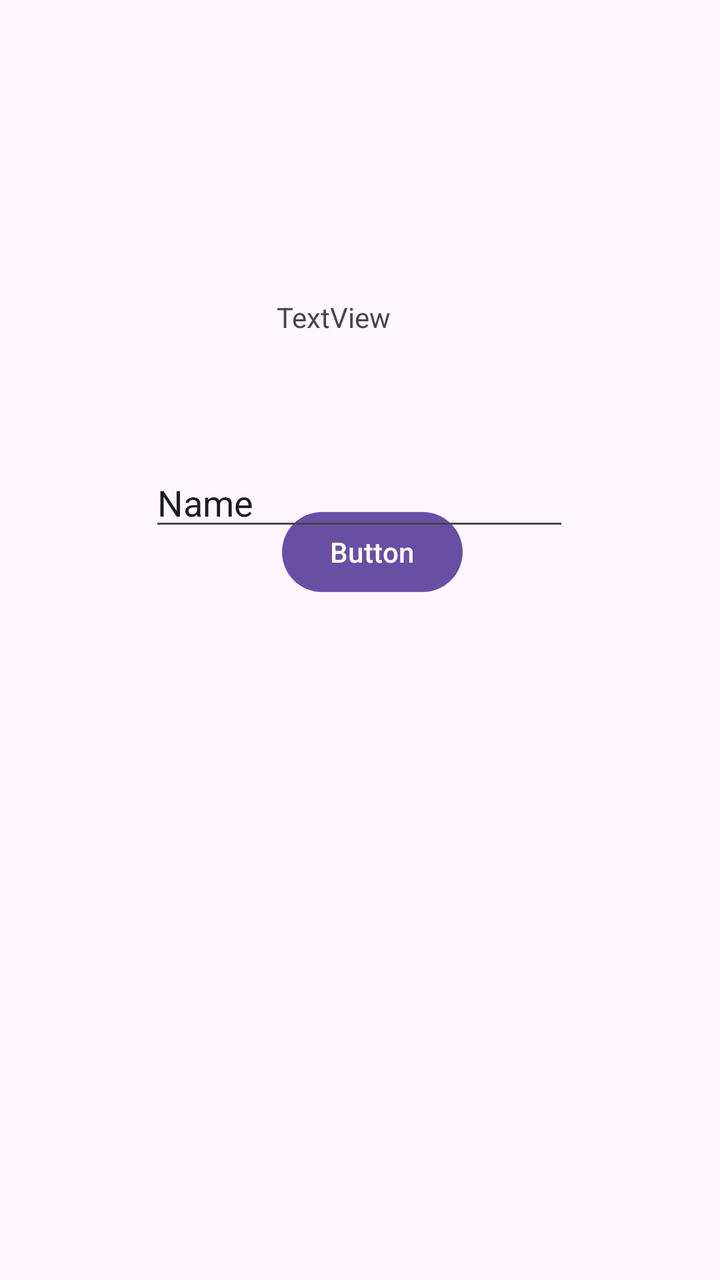
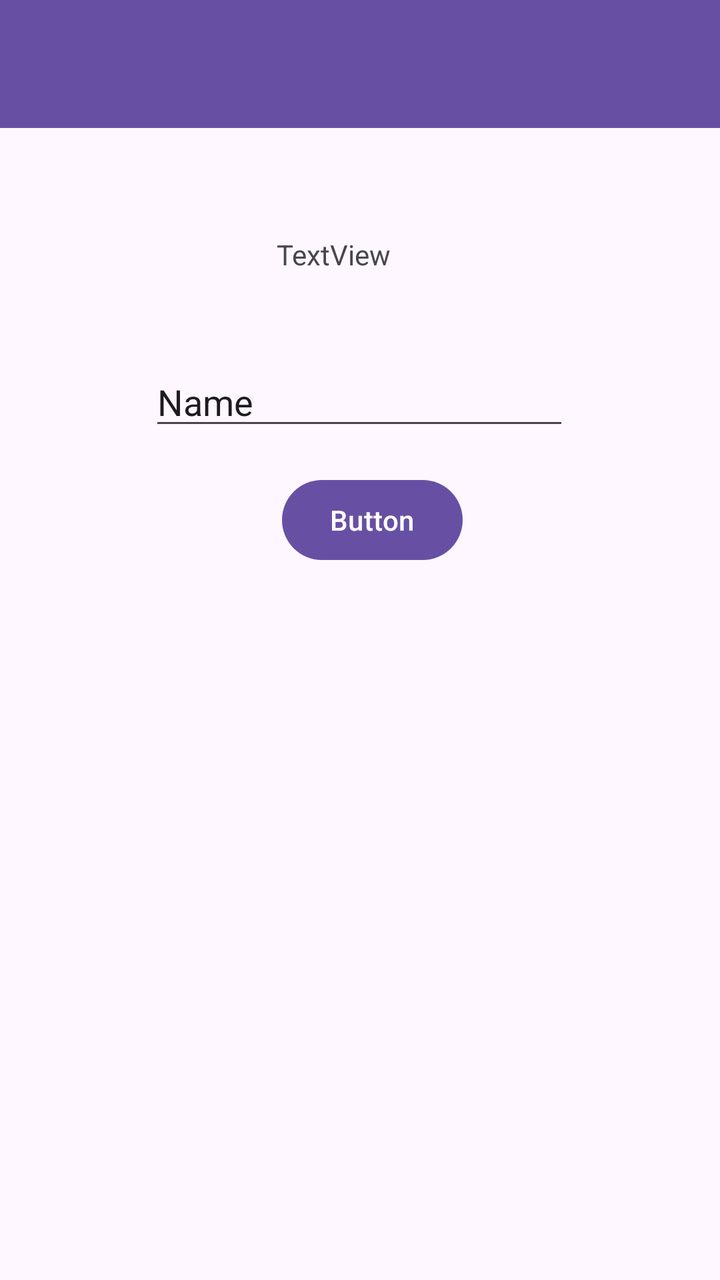

Compare the two renders of this Android layout. The source of the first and the diff that turns it into the second are given below.
<!-- AndroidManifest.xml: application theme Theme.P3Isra -->
<!-- res/layout/activity_second.xml -->
<?xml version="1.0" encoding="utf-8"?>
<androidx.constraintlayout.widget.ConstraintLayout xmlns:android="http://schemas.android.com/apk/res/android"
    xmlns:app="http://schemas.android.com/apk/res-auto"
    xmlns:tools="http://schemas.android.com/tools"
    android:id="@+id/main"
    android:layout_width="match_parent"
    android:layout_height="match_parent"
    tools:context=".Pertemuan_2.SecondActivity">


    <TextView
        android:id="@+id/textNama"
        android:layout_width="82dp"
        android:layout_height="39dp"
        android:text="TextView"
        app:layout_constraintBottom_toBottomOf="parent"
        app:layout_constraintEnd_toEndOf="parent"
        app:layout_constraintHorizontal_bias="0.498"
        app:layout_constraintStart_toStartOf="parent"
        app:layout_constraintTop_toTopOf="parent"
        app:layout_constraintVertical_bias="0.248" />

    <Button
        android:id="@+id/btnSubmit"
        android:layout_width="wrap_content"
        android:layout_height="wrap_content"
        android:layout_marginBottom="340dp"
        android:text="Button"
        app:layout_constraintBottom_toBottomOf="parent"
        app:layout_constraintEnd_toEndOf="parent"
        app:layout_constraintHorizontal_bias="0.523"
        app:layout_constraintStart_toStartOf="parent"

        app:layout_constraintTop_toBottomOf="@+id/inputNama"
        app:layout_constraintVertical_bias="1.0" />

    <EditText
        android:id="@+id/inputNama"
        android:layout_width="wrap_content"
        android:layout_height="wrap_content"
        android:ems="10"
        android:inputType="text"
        android:text="Name"
        app:layout_constraintBottom_toBottomOf="parent"
        app:layout_constraintEnd_toEndOf="parent"
        app:layout_constraintHorizontal_bias="0.497"
        app:layout_constraintStart_toStartOf="parent"
        app:layout_constraintTop_toBottomOf="@+id/textNama"
        app:layout_constraintVertical_bias="0.1" />
</androidx.constraintlayout.widget.ConstraintLayout>
<!-- resources referenced by this layout -->
<resources>
  <style name="Theme.P3Isra" parent="Base.Theme.P3Isra" />
  <style name="Base.Theme.P3Isra" parent="Theme.Material3.DayNight.NoActionBar">
          
          
      </style>
</resources>

<!-- the commit's change to res/layout/activity_second.xml (unified diff, before → after) -->
@@ -5,9 +5,21 @@
     android:id="@+id/main"
     android:layout_width="match_parent"
     android:layout_height="match_parent"
-    tools:context=".Pertemuan_2.SecondActivity">
+    tools:context=".pertemuan_2.SecondActivity">
 
+    
+    <androidx.appcompat.widget.Toolbar
+        android:id="@+id/toolbar"
+        android:layout_width="match_parent"
+        android:layout_height="?attr/actionBarSize"
+        android:background="?attr/colorPrimary"
+        app:titleTextColor="@android:color/white"
+        app:subtitleTextColor="@android:color/white"
+        app:layout_constraintTop_toTopOf="parent"
+        app:layout_constraintStart_toStartOf="parent"
+        app:layout_constraintEnd_toEndOf="parent" />
 
+    
     <TextView
         android:id="@+id/textNama"
         android:layout_width="82dp"
@@ -17,22 +29,8 @@
         app:layout_constraintEnd_toEndOf="parent"
         app:layout_constraintHorizontal_bias="0.498"
         app:layout_constraintStart_toStartOf="parent"
-        app:layout_constraintTop_toTopOf="parent"
-        app:layout_constraintVertical_bias="0.248" />
-
-    <Button
-        android:id="@+id/btnSubmit"
-        android:layout_width="wrap_content"
-        android:layout_height="wrap_content"
-        android:layout_marginBottom="340dp"
-        android:text="Button"
-        app:layout_constraintBottom_toBottomOf="parent"
-        app:layout_constraintEnd_toEndOf="parent"
-        app:layout_constraintHorizontal_bias="0.523"
-        app:layout_constraintStart_toStartOf="parent"
-
-        app:layout_constraintTop_toBottomOf="@+id/inputNama"
-        app:layout_constraintVertical_bias="1.0" />
+        app:layout_constraintTop_toBottomOf="@id/toolbar"
+        app:layout_constraintVertical_bias="0.1" />
 
     <EditText
         android:id="@+id/inputNama"
@@ -46,5 +44,17 @@
         app:layout_constraintHorizontal_bias="0.497"
         app:layout_constraintStart_toStartOf="parent"
         app:layout_constraintTop_toBottomOf="@+id/textNama"
-        app:layout_constraintVertical_bias="0.1" />
+        app:layout_constraintVertical_bias="0.05" />
+
+    <Button
+        android:id="@+id/btnSubmit"
+        android:layout_width="wrap_content"
+        android:layout_height="wrap_content"
+        android:text="Button"
+        app:layout_constraintEnd_toEndOf="parent"
+        app:layout_constraintHorizontal_bias="0.523"
+        app:layout_constraintStart_toStartOf="parent"
+        app:layout_constraintTop_toBottomOf="@+id/inputNama"
+        android:layout_marginTop="16dp" />
+
 </androidx.constraintlayout.widget.ConstraintLayout>
